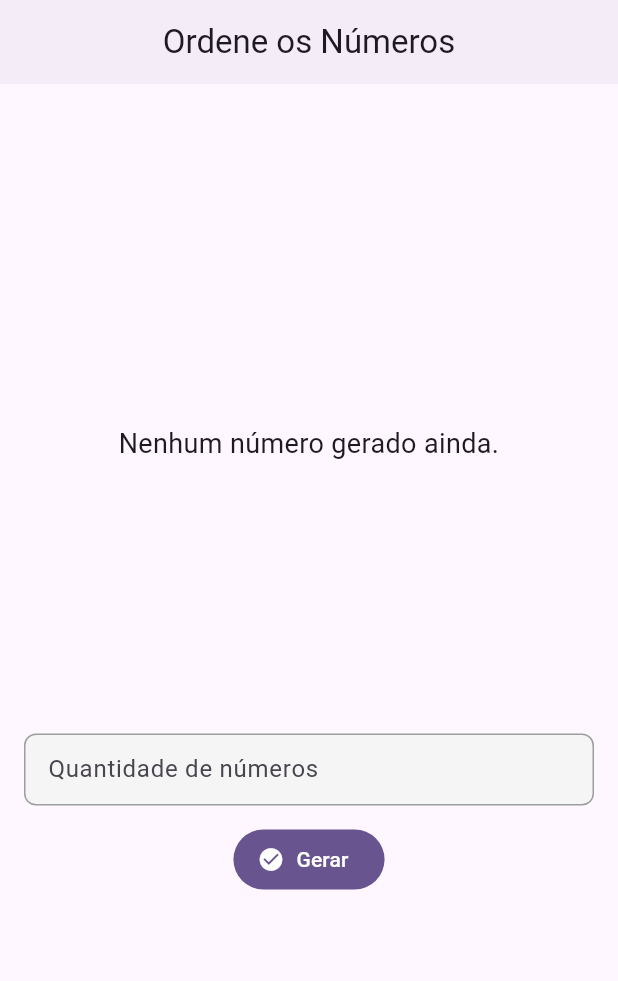
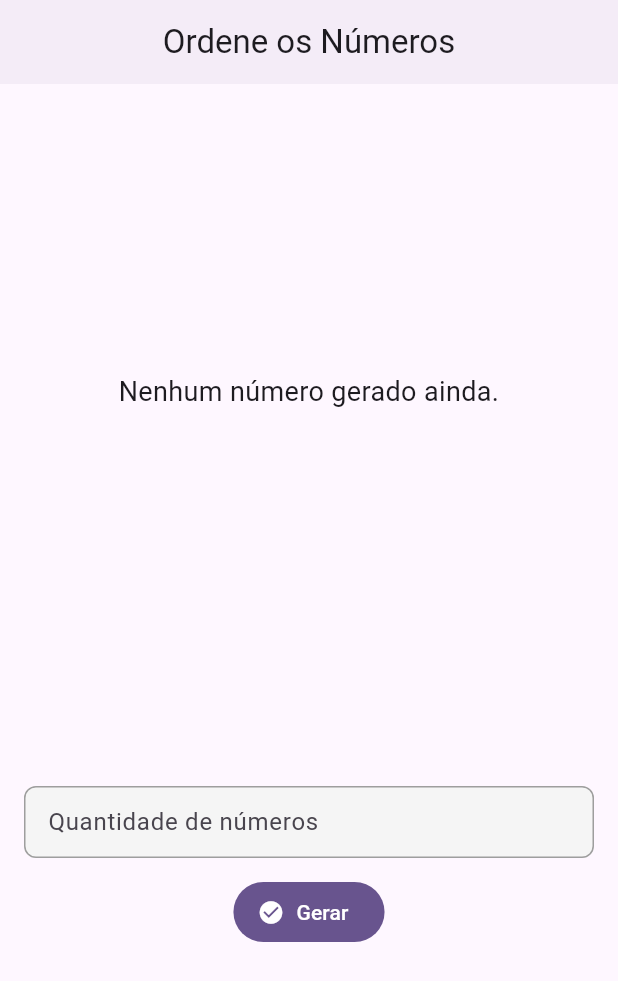
Before and after one commit to FelipeDominguess/exam_app, a Flutter app: the screen it shows after launch, on a phone screen of 412 x 824 dp. Shown: the top 981 px of the screen. Run offline on Flutter 3.47's test engine with Material 3 defaults, Android fonts, the phone set to English and light mode, and no system bars.

Commit message:
Fix: Fixed the UX

```diff
--- a/lib/pages/home.dart
+++ b/lib/pages/home.dart
@@ -74,7 +74,7 @@ Widget build(BuildContext context) {
                         style: TextStyle(fontSize: 18),
                         textAlign: TextAlign.center,
                       ),
-                      const SizedBox(height: 180),
+                      const SizedBox(height: 250),
                       InputField(
                         controller: _controller,
                         onSubmitted: (value) {
```
